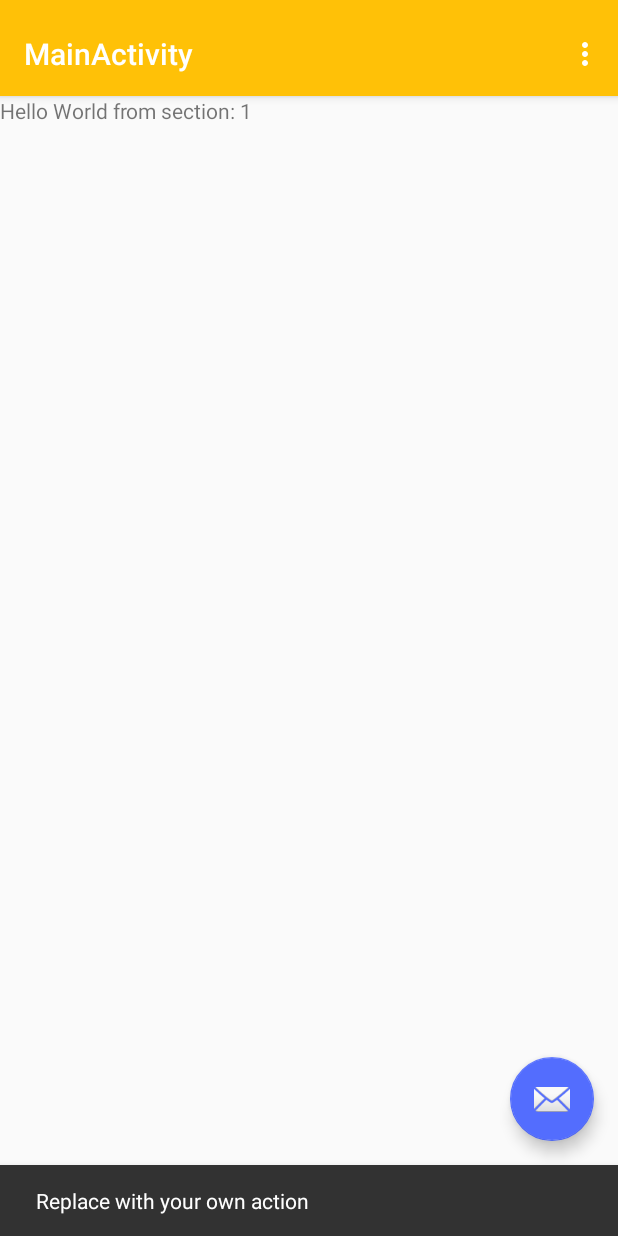
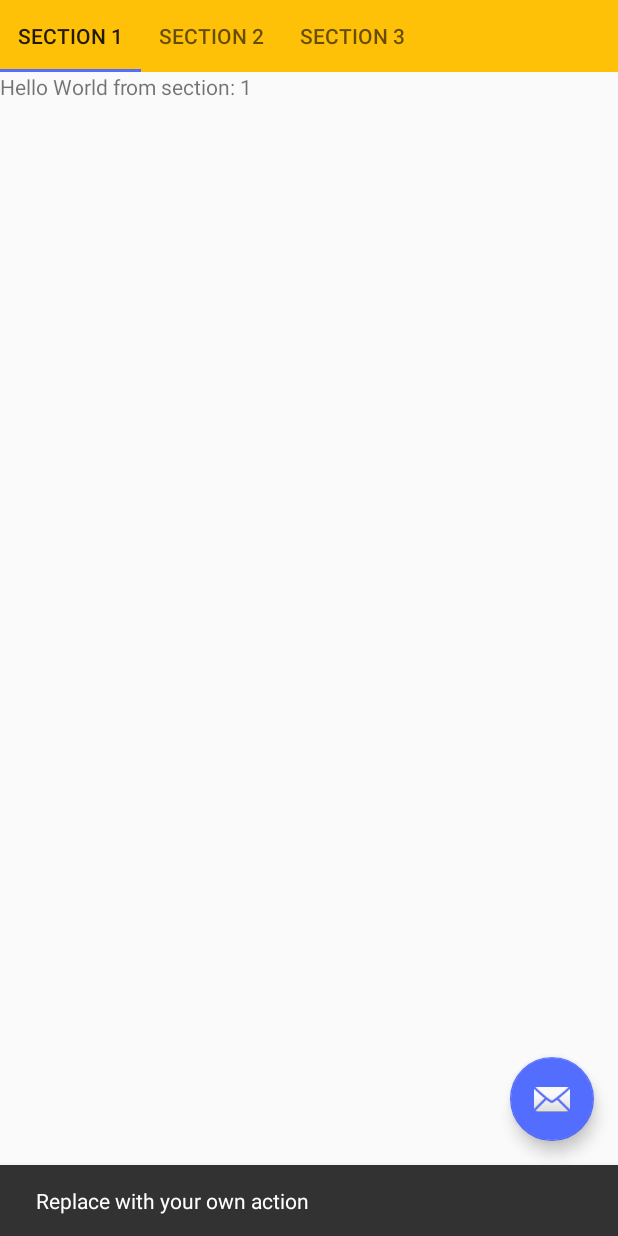
Before and after one commit to hdzajac/Mapinci, an Android app: the MainActivity screen opened directly, with no data from a screen before it, after a tap on an icon or button, on a phone screen of 412 x 824 dp. Run offline under Robolectric (Android 15) with nearby library versions, the phone set to English and light mode, and no system bars.

```diff
--- a/app/src/main/java/com/mapi/mapinci/MainActivity.java
+++ b/app/src/main/java/com/mapi/mapinci/MainActivity.java
@@ -2,6 +2,7 @@ package com.mapi.mapinci;
 
 import android.support.design.widget.FloatingActionButton;
 import android.support.design.widget.Snackbar;
+import android.support.design.widget.TabLayout;
 import android.support.v7.app.AppCompatActivity;
 import android.support.v7.widget.Toolbar;
 
@@ -43,8 +44,6 @@ public class MainActivity extends AppCompatActivity {
         super.onCreate(savedInstanceState);
         setContentView(R.layout.activity_main);
 
-        Toolbar toolbar = (Toolbar) findViewById(R.id.toolbar);
-        setSupportActionBar(toolbar);
         // Create the adapter that will return a fragment for each of the three
         // primary sections of the activity.
         mSectionsPagerAdapter = new SectionsPagerAdapter(getSupportFragmentManager());
@@ -53,6 +52,8 @@ public class MainActivity extends AppCompatActivity {
         mViewPager = (ViewPager) findViewById(R.id.container);
         mViewPager.setAdapter(mSectionsPagerAdapter);
 
+        TabLayout tabLayout = (TabLayout) findViewById(R.id.menu_tabs);
+        tabLayout.setupWithViewPager(mViewPager);
 
         FloatingActionButton fab = (FloatingActionButton) findViewById(R.id.fab);
         fab.setOnClickListener(new View.OnClickListener() {
--- a/app/src/main/res/layout/activity_main.xml
+++ b/app/src/main/res/layout/activity_main.xml
@@ -8,30 +8,25 @@
     android:fitsSystemWindows="true"
     tools:context="com.mapi.mapinci.MainActivity">
 
-    <android.support.design.widget.AppBarLayout
-        android:id="@+id/appbar"
+    <LinearLayout
+        android:layout_width="match_parent"
+        android:layout_height="match_parent"
+        android:orientation="vertical">
+
+        <android.support.design.widget.TabLayout
+            android:id="@+id/menu_tabs"
             android:layout_width="match_parent"
             android:layout_height="wrap_content"
-        android:paddingTop="@dimen/appbar_padding_top"
-        android:theme="@style/AppTheme.AppBarOverlay">
-
-        <android.support.v7.widget.Toolbar
-            android:id="@+id/toolbar"
-            android:layout_width="match_parent"
-            android:layout_height="?attr/actionBarSize"
-            android:background="?attr/colorPrimary"
-            app:layout_scrollFlags="scroll|enterAlways"
-            app:popupTheme="@style/AppTheme.PopupOverlay">
-
-        </android.support.v7.widget.Toolbar>
-
-    </android.support.design.widget.AppBarLayout>
+            android:background="@color/colorPrimary"
+            app:tabMode="scrollable" />
 
         <android.support.v4.view.ViewPager
             android:id="@+id/container"
             android:layout_width="match_parent"
             android:layout_height="match_parent"
             app:layout_behavior="@string/appbar_scrolling_view_behavior" />
+
+    </LinearLayout>
 
     <android.support.design.widget.FloatingActionButton
         android:id="@+id/fab"
--- a/app/src/main/res/layout/fragment_main.xml
+++ b/app/src/main/res/layout/fragment_main.xml
@@ -1,12 +1,17 @@
 <RelativeLayout xmlns:android="http://schemas.android.com/apk/res/android"
     xmlns:tools="http://schemas.android.com/tools"
+    android:id="@+id/fragment_main_layout"
     android:layout_width="match_parent"
     android:layout_height="match_parent"
     android:paddingBottom="@dimen/activity_vertical_margin"
     android:paddingLeft="@dimen/activity_horizontal_margin"
     android:paddingRight="@dimen/activity_horizontal_margin"
-    android:paddingTop="@dimen/activity_vertical_margin"
-    tools:context="com.mapi.mapinci.MainActivity$PlaceholderFragment">
+    android:paddingTop="@dimen/activity_vertical_margin">
+
+    <FrameLayout xmlns:android="http://schemas.android.com/apk/res/android"
+        android:id="@+id/fragment_main_container"
+        android:layout_width="match_parent"
+        android:layout_height="wrap_content"/>
 
     <TextView
         android:id="@+id/section_label"
```
Lines whose indentation alone changed are shown as unchanged.
